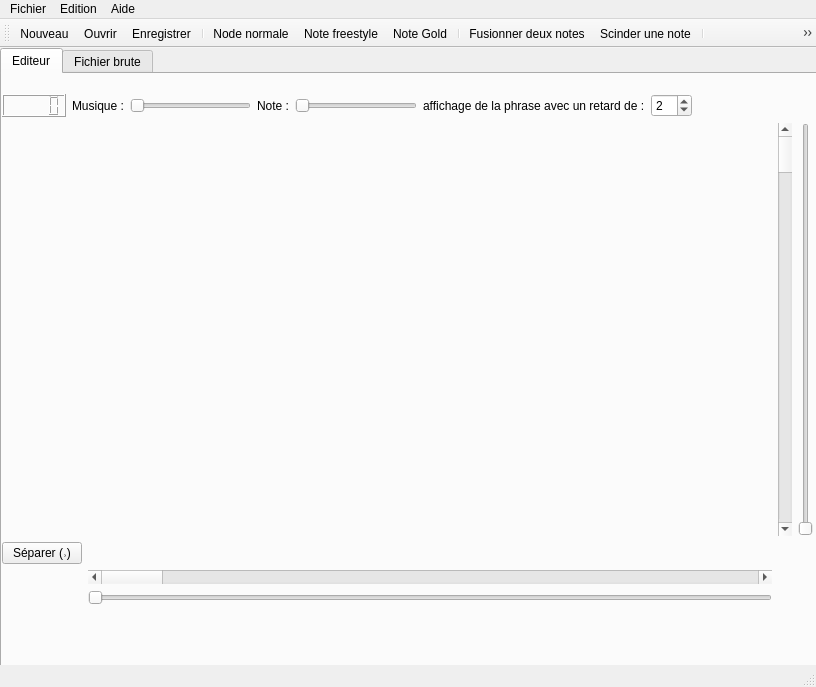
Before: the Qt Designer form editorwindow.ui in Bramas/Ultratools, drawn with Qt 5.
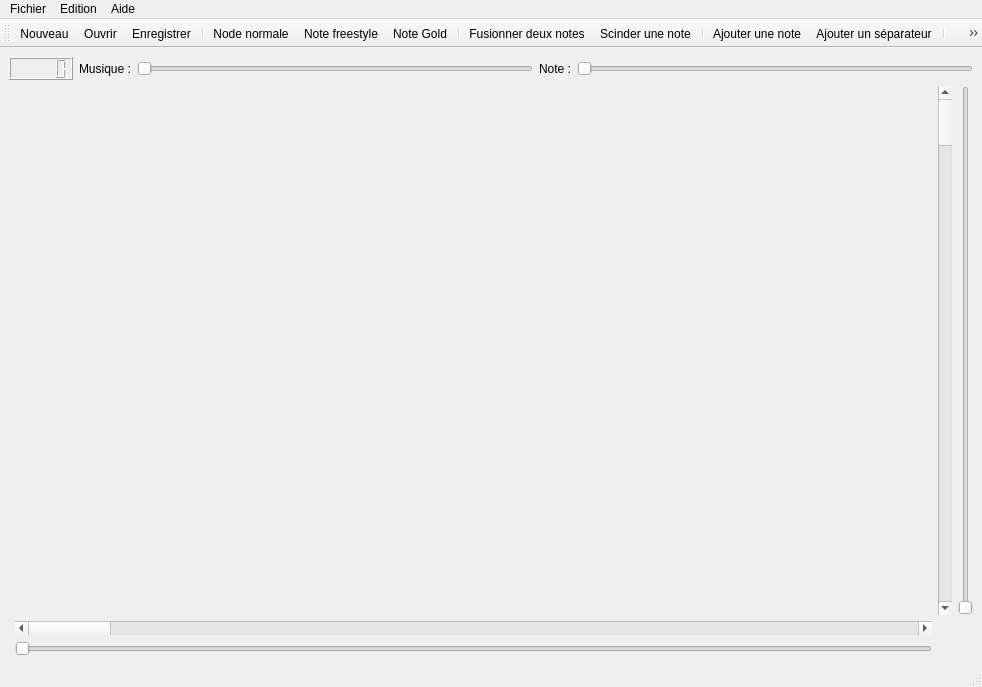
After: the same form once the commit is applied. Icons and pictures are not drawn.

What changed in the file:
```diff
--- a/editorwindow.ui
+++ b/editorwindow.ui
@@ -6,7 +6,7 @@
    <rect>
     <x>0</x>
     <y>0</y>
-    <width>816</width>
+    <width>982</width>
     <height>687</height>
    </rect>
   </property>
@@ -17,49 +17,10 @@
    <iconset resource="debug/data.qrc">
     <normaloff>:/Images/images/logo2.png</normaloff>:/Images/images/logo2.png</iconset>
   </property>
-  <widget class="QWidget" name="centralwidget">
-   <widget class="QTabWidget" name="tab">
-    <property name="geometry">
-     <rect>
-      <x>0</x>
-      <y>0</y>
-      <width>821</width>
-      <height>621</height>
-     </rect>
-    </property>
-    <property name="currentIndex">
-     <number>0</number>
-    </property>
-    <widget class="QWidget" name="tabEditeur">
-     <attribute name="title">
-      <string>Editeur</string>
-     </attribute>
-     <widget class="QWidget" name="verticalLayoutWidget_2">
-      <property name="geometry">
-       <rect>
-        <x>0</x>
-        <y>10</y>
-        <width>811</width>
-        <height>521</height>
-       </rect>
-      </property>
+  <widget class="QWidget" name="mainHorizontalLayoutWidget">
+   <layout class="QHBoxLayout" name="mainHorizontalLayout">
+    <item>
       <layout class="QVBoxLayout" name="tabEditVLayContener">
-       <item>
-        <spacer name="verticalSpacer_3">
-         <property name="orientation">
-          <enum>Qt::Vertical</enum>
-         </property>
-         <property name="sizeType">
-          <enum>QSizePolicy::Fixed</enum>
-         </property>
-         <property name="sizeHint" stdset="0">
-          <size>
-           <width>20</width>
-           <height>10</height>
-          </size>
-         </property>
-        </spacer>
-       </item>
        <item>
         <layout class="QHBoxLayout" name="HLayAudioDevice">
          <item>
@@ -93,39 +54,6 @@
            </property>
           </widget>
          </item>
-         <item>
-          <widget class="QLabel" name="label_3">
-           <property name="text">
-            <string>affichage de la phrase avec un retard de :</string>
-           </property>
-          </widget>
-         </item>
-         <item>
-          <widget class="QSpinBox" name="spinBox_previous">
-           <property name="minimum">
-            <number>0</number>
-           </property>
-           <property name="maximum">
-            <number>30</number>
-           </property>
-           <property name="value">
-            <number>2</number>
-           </property>
-          </widget>
-         </item>
-         <item>
-          <spacer name="horizontalSpacer">
-           <property name="orientation">
-            <enum>Qt::Horizontal</enum>
-           </property>
-           <property name="sizeHint" stdset="0">
-            <size>
-             <width>40</width>
-             <height>20</height>
-            </size>
-           </property>
-          </spacer>
-         </item>
         </layout>
        </item>
        <item>
@@ -137,6 +65,20 @@
            </property>
           </widget>
          </item>
+        <item row="2" column="1">
+         <widget class="QScrollBar" name="hScroll">
+          <property name="orientation">
+           <enum>Qt::Horizontal</enum>
+          </property>
+         </widget>
+        </item>
+        <item row="3" column="1">
+         <widget class="QSlider" name="hSlider">
+          <property name="orientation">
+           <enum>Qt::Horizontal</enum>
+          </property>
+         </widget>
+        </item>
          <item row="1" column="2">
           <widget class="QScrollBar" name="vScroll">
            <property name="orientation">
@@ -144,104 +86,22 @@
            </property>
           </widget>
          </item>
-         <item row="4" column="1">
-          <widget class="QSlider" name="hSlider">
-           <property name="orientation">
-            <enum>Qt::Horizontal</enum>
-           </property>
-          </widget>
-         </item>
-         <item row="3" column="1">
-          <widget class="QScrollBar" name="hScroll">
-           <property name="orientation">
-            <enum>Qt::Horizontal</enum>
-           </property>
-          </widget>
-         </item>
          <item row="2" column="0">
-          <widget class="QPushButton" name="pushButton_separe">
-           <property name="text">
-            <string>Séparer (˒)</string>
-           </property>
-          </widget>
+         <widget class="QWidget" name="widget" native="true"/>
          </item>
         </layout>
        </item>
       </layout>
-     </widget>
-    </widget>
-    <widget class="QWidget" name="tabFichier">
-     <attribute name="title">
-      <string>Fichier brute</string>
-     </attribute>
-     <widget class="QWidget" name="horizontalLayoutWidget">
-      <property name="geometry">
-       <rect>
-        <x>19</x>
-        <y>19</y>
-        <width>291</width>
-        <height>251</height>
-       </rect>
-      </property>
-      <layout class="QHBoxLayout" name="tabFichierLayMain">
-       <item>
-        <layout class="QVBoxLayout" name="tabFichierLayV">
-         <item>
-          <spacer name="verticalSpacer_2">
-           <property name="orientation">
-            <enum>Qt::Vertical</enum>
-           </property>
-           <property name="sizeType">
-            <enum>QSizePolicy::Fixed</enum>
-           </property>
-           <property name="sizeHint" stdset="0">
-            <size>
-             <width>20</width>
-             <height>20</height>
-            </size>
-           </property>
-          </spacer>
-         </item>
-         <item>
-          <widget class="QTextEdit" name="textFichierSource"/>
-         </item>
-         <item>
-          <spacer name="verticalSpacer">
-           <property name="orientation">
-            <enum>Qt::Vertical</enum>
-           </property>
-           <property name="sizeType">
-            <enum>QSizePolicy::Fixed</enum>
-           </property>
-           <property name="sizeHint" stdset="0">
-            <size>
-             <width>20</width>
-             <height>20</height>
-            </size>
-           </property>
-          </spacer>
-         </item>
-        </layout>
-       </item>
-       <item>
-        <widget class="QPushButton" name="pushButton">
-         <property name="text">
-          <string>Actualiser</string>
-         </property>
-        </widget>
-       </item>
-      </layout>
-     </widget>
-    </widget>
-   </widget>
+    </item>
+   </layout>
   </widget>
   <widget class="QMenuBar" name="menubar">
    <property name="geometry">
     <rect>
      <x>0</x>
      <y>0</y>
-     <width>816</width>
-     <height>21</height>
+     <width>982</width>
+     <height>22</height>
     </rect>
    </property>
    <widget class="QMenu" name="menuFichier">
@@ -338,7 +198,6 @@
    <addaction name="actionVerrouiller_les_timings"/>
    <addaction name="actionDoublePrecision"/>
    <addaction name="actionCentrer"/>
-   <addaction name="actionDebug"/>
   </widget>
   <widget class="QStatusBar" name="statusbar"/>
   <action name="actionNouveau">
@@ -562,14 +421,6 @@
     <string>Calquer les notes sélectionnées sur les notes des phrases d'avant (qui sont affiché en gris)</string>
    </property>
   </action>
-  <action name="actionDebug">
-   <property name="text">
-    <string>debug</string>
-   </property>
-   <property name="statusTip">
-    <string>trie toutes les notes et les phrase ( a utiliser si les notes réagisse bizarement ou si certaine note ne joue pas de son)</string>
-   </property>
-  </action>
   <action name="actionVerrouiller_les_timings">
    <property name="checkable">
     <bool>true</bool>
```
Left out of the diff: 36 changed lines with no effect on the pictures. Lines whose indentation alone changed are shown as unchanged.
